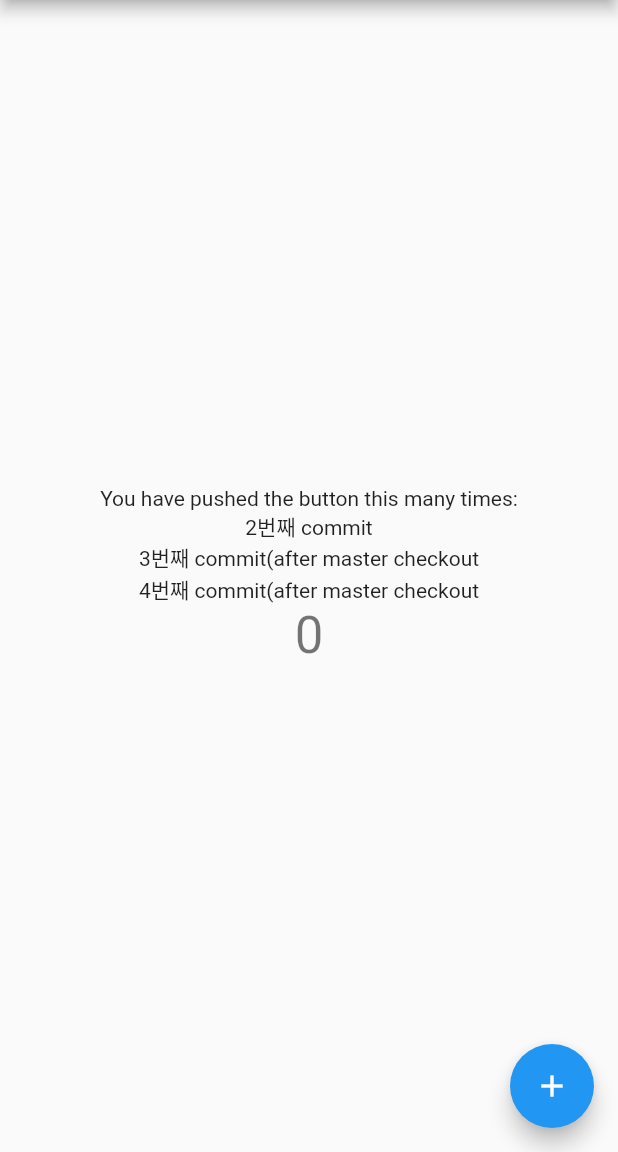
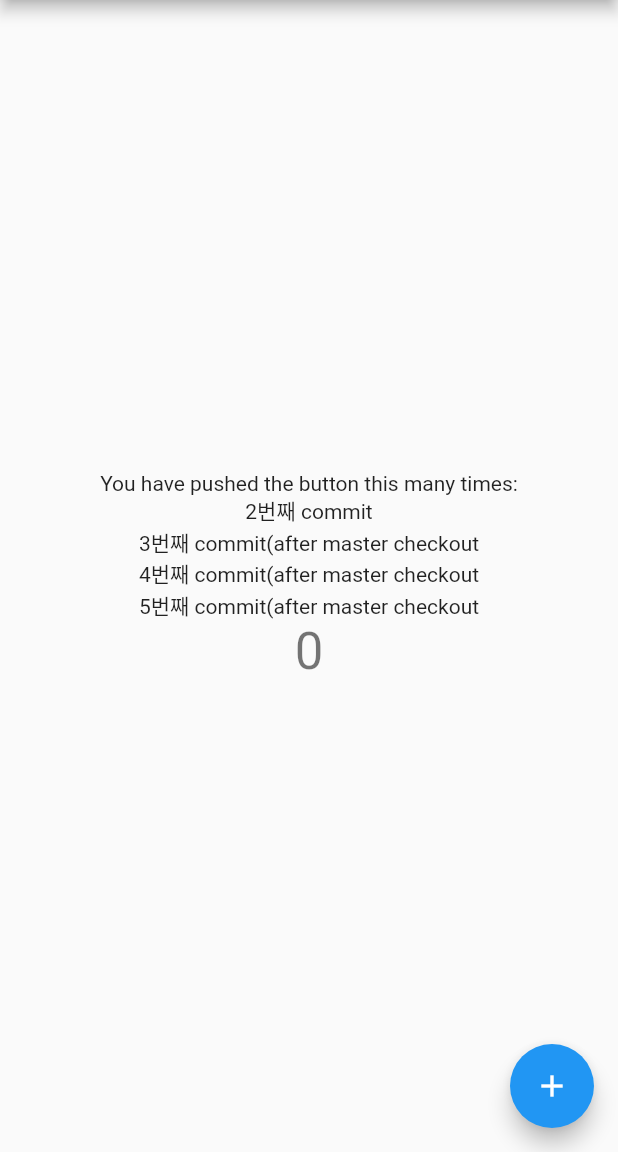
Before and after one commit to bigmsg/flutter_git_branch_test, a Flutter app: the screen it shows after launch, on a phone screen of 412 x 824 dp, the part 84-1236 px from its top. Run offline on Flutter 3.47's test engine with Material 2 defaults, Android fonts, the phone set to English and light mode, and no system bars.

Commit message:
5번째 commit(after master checkout)

```diff
--- a/lib/main.dart
+++ b/lib/main.dart
@@ -90,6 +90,7 @@ class _MyHomePageState extends State<MyHomePage> {
             Text('2번째 commit'),
             Text('3번째 commit(after master checkout'),
             Text('4번째 commit(after master checkout'),
+            Text('5번째 commit(after master checkout'),
             Text(
               '$_counter',
               style: Theme.of(context).textTheme.headline4,
```
